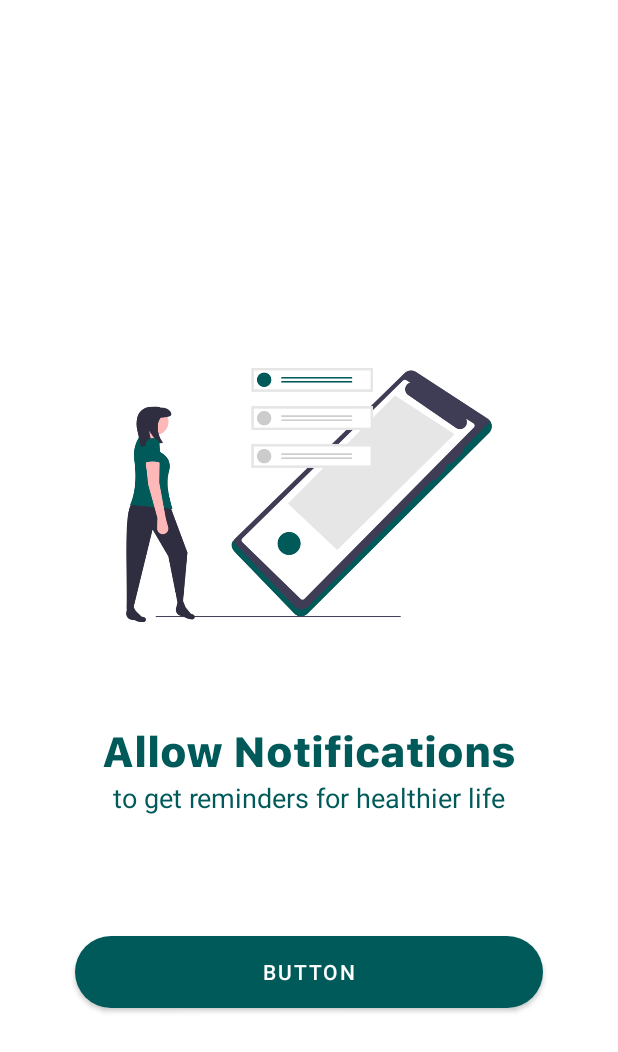
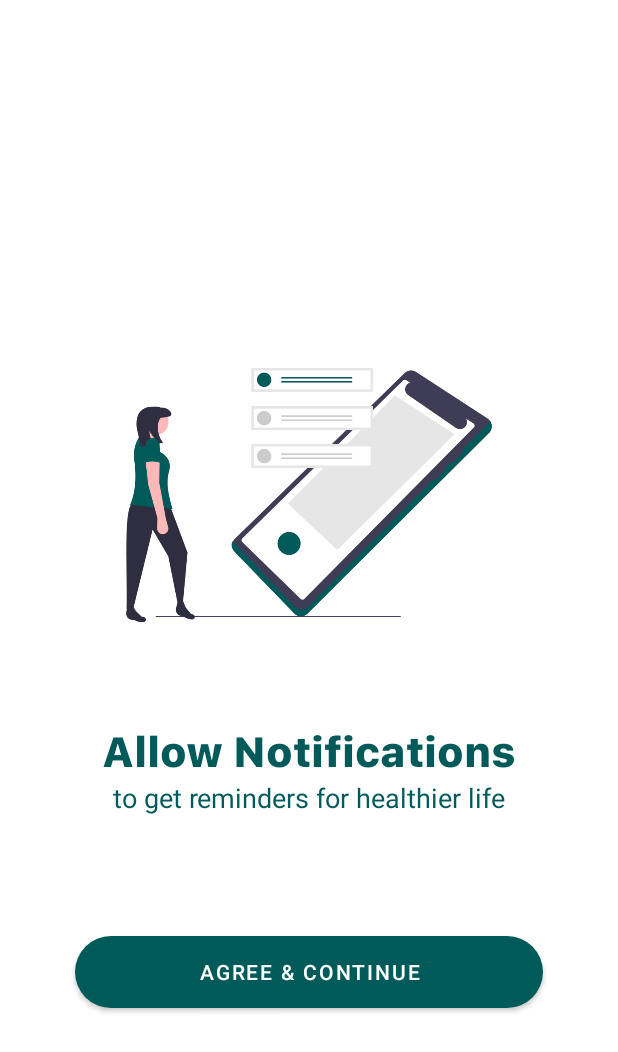
Before and after one commit to xxsimpnation/SaeNjo, an Android app: the notification screen opened directly, with no data from a screen before it, on a phone screen of 412 x 824 dp. Shown: the top 1052 px of the screen. Run offline under Robolectric (Android 15) with nearby library versions, the phone set to English and light mode, and no system bars.

Commit message:
ubah button

```diff
--- a/app/src/main/res/layout/activity_notification.xml
+++ b/app/src/main/res/layout/activity_notification.xml
@@ -54,7 +54,7 @@
         android:id="@+id/button3"
         android:layout_width="match_parent"
         android:layout_height="wrap_content"
-        android:text="Button"
+        android:text="Agree &amp; Continue"
         android:background="@drawable/button_custom"
         android:layout_marginStart="50dp"
         android:layout_marginEnd="50dp"
```
